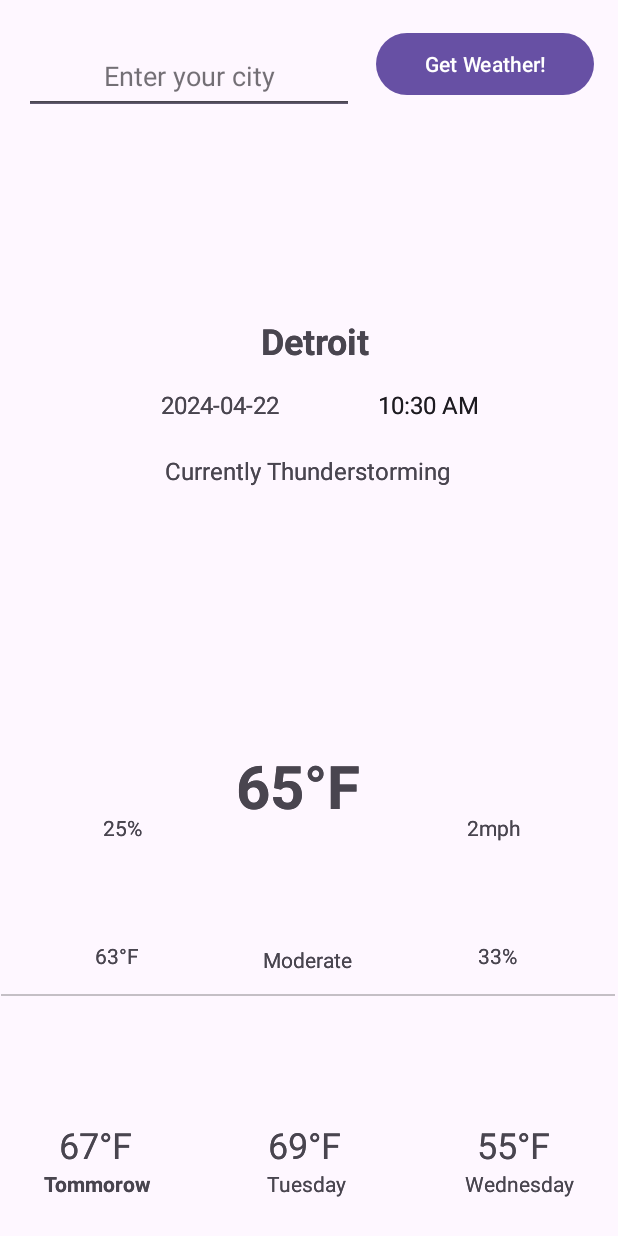
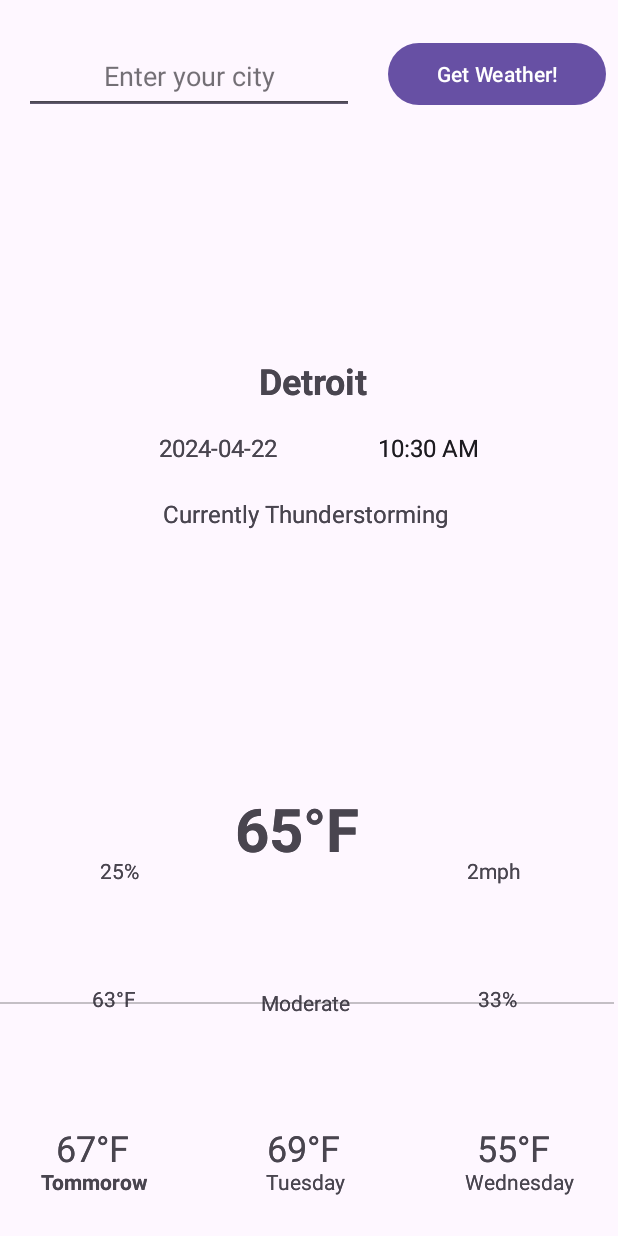
Before and after one commit to Mihir8829/CIS436_Project_4, an Android app: the screen it shows after launch (MainActivity), on a phone screen of 412 x 824 dp. Run offline under Robolectric (Android 15) with nearby library versions, the phone set to English and light mode, and no system bars.

Commit message:
Small changes

```diff
--- a/app/src/main/java/com/example/project_4/WeatherFragment.kt
+++ b/app/src/main/java/com/example/project_4/WeatherFragment.kt
@@ -38,8 +38,8 @@ class WeatherFragment : Fragment() {
     )
 
     data class Current(
-        val temp_c: Double,
-        val temp_f: Double,
+        val temp_c: Int,
+        val temp_f: Int,
         val humidity: Int,
         val condition: Condition,
         val wind_mph: Double,
--- a/app/src/main/res/layout/activity_main.xml
+++ b/app/src/main/res/layout/activity_main.xml
@@ -16,13 +16,14 @@
         app:layout_constraintHorizontal_bias="0.083"
         app:layout_constraintStart_toStartOf="parent"
         app:layout_constraintTop_toTopOf="parent"
-        app:layout_constraintVertical_bias="0.023" />
+        app:layout_constraintVertical_bias="0.023"
+        tools:layout="@layout/fragment_city" />
 
     <androidx.fragment.app.FragmentContainerView
         android:id="@+id/WeatherFragmentContainer"
         android:name="com.example.project_4.WeatherFragment"
-        android:layout_width="412dp"
-        android:layout_height="660dp"
+        android:layout_width="414dp"
+        android:layout_height="630dp"
         android:layout_marginStart="1dp"
         android:layout_marginEnd="1dp"
         app:layout_constraintBottom_toBottomOf="parent"
@@ -30,7 +31,8 @@
         app:layout_constraintHorizontal_bias="1.0"
         app:layout_constraintStart_toStartOf="parent"
         app:layout_constraintTop_toTopOf="parent"
-        app:layout_constraintVertical_bias="0.967" />
+        app:layout_constraintVertical_bias="0.967"
+        tools:layout="@layout/fragment_weather" />
 
     <Button
         android:id="@+id/btnGetWeather"
@@ -40,8 +42,8 @@
         android:text="Get Weather!"
         app:layout_constraintBottom_toBottomOf="parent"
         app:layout_constraintEnd_toEndOf="parent"
-        app:layout_constraintHorizontal_bias="0.636"
+        app:layout_constraintHorizontal_bias="1.0"
         app:layout_constraintStart_toEndOf="@+id/CityFragmentContainer"
         app:layout_constraintTop_toTopOf="parent"
-        app:layout_constraintVertical_bias="0.023" />
+        app:layout_constraintVertical_bias="0.032" />
 </androidx.constraintlayout.widget.ConstraintLayout>
```
